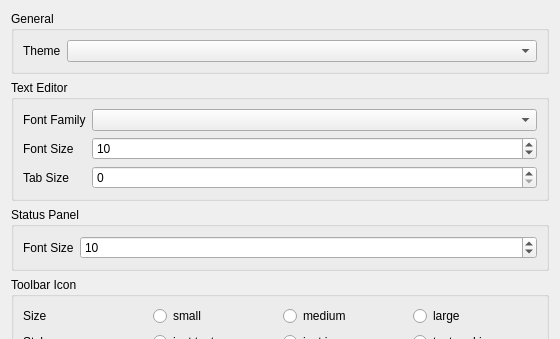
This is ui/AppearanceSettings.ui in saturneric/GpgFrontend as Qt 5 draws it before an edit; both pictures show x 0 to 560 and y 0 to 339 of the 560 by 694 pixel window. The edited form follows.
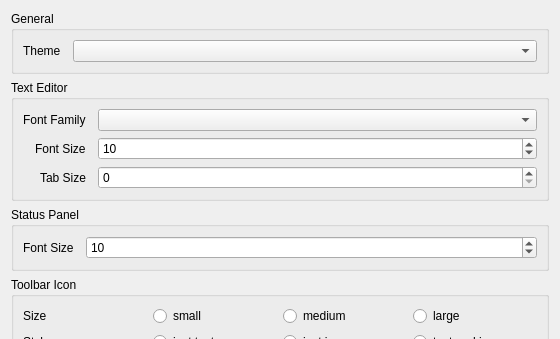
This is the edited form.

Commit message:
style(ui): aligns form fields and spacing
* Configures form layouts to grow non-fixed fields automatically
* Right-aligns labels and sets horizontal spacing to `12` for better readability
* Applies size policies to ensure consistent resizing across settings widgets

Patch:
```diff
--- a/ui/AppearanceSettings.ui
+++ b/ui/AppearanceSettings.ui
@@ -24,6 +24,15 @@
        <layout class="QVBoxLayout" name="verticalLayout_2">
         <item>
          <layout class="QFormLayout" name="formLayout_2">
+          <property name="fieldGrowthPolicy">
+           <enum>QFormLayout::FieldGrowthPolicy::AllNonFixedFieldsGrow</enum>
+          </property>
+          <property name="labelAlignment">
+           <set>Qt::AlignmentFlag::AlignRight|Qt::AlignmentFlag::AlignTrailing|Qt::AlignmentFlag::AlignVCenter</set>
+          </property>
+          <property name="horizontalSpacing">
+           <number>12</number>
+          </property>
           <item row="0" column="0">
            <widget class="QLabel" name="themaLabel">
             <property name="text">
@@ -56,6 +65,12 @@
           <property name="rowWrapPolicy">
            <enum>QFormLayout::RowWrapPolicy::DontWrapRows</enum>
           </property>
+          <property name="labelAlignment">
+           <set>Qt::AlignmentFlag::AlignRight|Qt::AlignmentFlag::AlignTrailing|Qt::AlignmentFlag::AlignVCenter</set>
+          </property>
+          <property name="horizontalSpacing">
+           <number>12</number>
+          </property>
           <item row="0" column="0">
            <widget class="QLabel" name="textEditorFontLabel">
             <property name="text">
@@ -115,6 +130,15 @@
        <layout class="QGridLayout" name="gridLayout_8">
         <item row="0" column="0">
          <layout class="QFormLayout" name="formLayout">
+          <property name="fieldGrowthPolicy">
+           <enum>QFormLayout::FieldGrowthPolicy::AllNonFixedFieldsGrow</enum>
+          </property>
+          <property name="labelAlignment">
+           <set>Qt::AlignmentFlag::AlignRight|Qt::AlignmentFlag::AlignTrailing|Qt::AlignmentFlag::AlignVCenter</set>
+          </property>
+          <property name="horizontalSpacing">
+           <number>12</number>
+          </property>
           <item row="0" column="0">
            <widget class="QLabel" name="fontSizeInformationBoardLabel">
             <property name="text">
```
Left out of the diff: 6 changed lines with no effect on the pictures.
